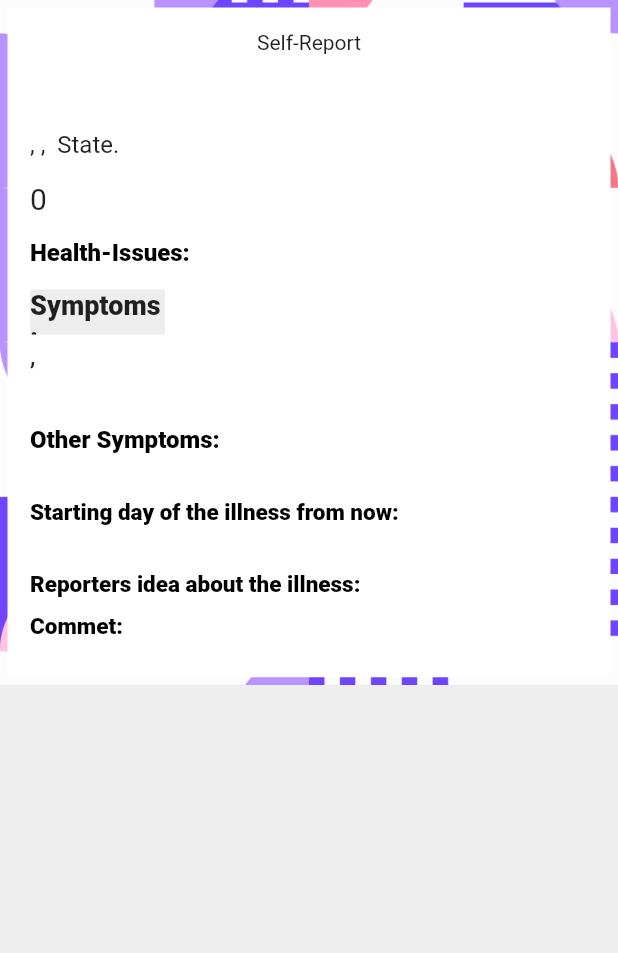
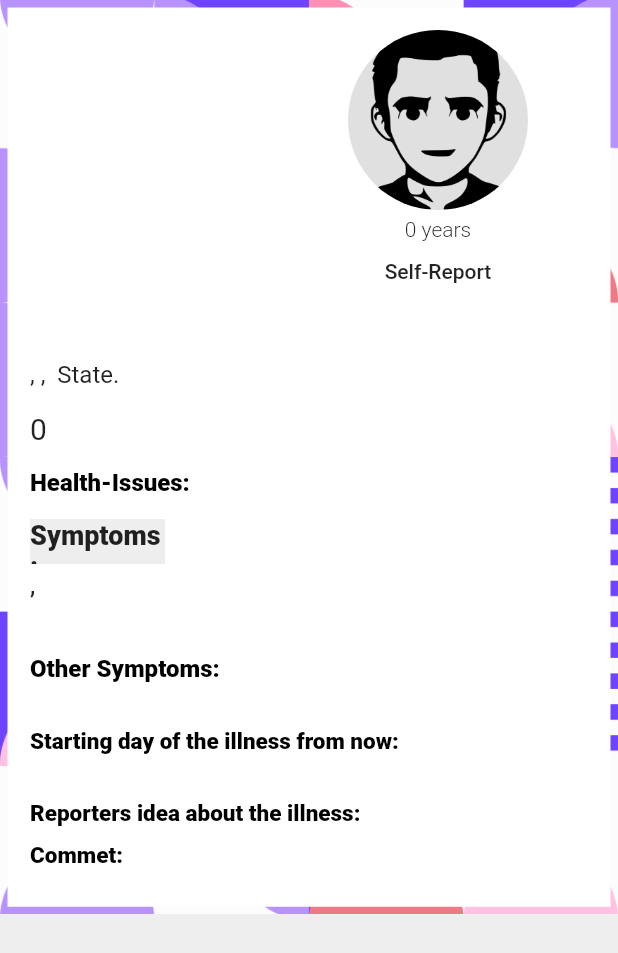
Before and after one commit to jidnation/my-project, a Flutter app: the ReportFullDetails screen opened directly with empty values, on a phone screen of 412 x 824 dp. Shown: the top 953 px of the screen. Run offline on Flutter 3.47's test engine with Material 2 defaults, Android fonts, the phone set to English and light mode, and no system bars; our stand-ins replace carousel_slider, flutter_svg, font_awesome_flutter, sqflite; accounts and stored records are empty.

Commit message:
done with the first detailPage

```diff
--- a/lib/Routes/report_full_detail.dart
+++ b/lib/Routes/report_full_detail.dart
@@ -35,10 +35,38 @@ class _ReportFullDetailsState extends State<ReportFullDetails> {
                 child: Column(
                     crossAxisAlignment: CrossAxisAlignment.start,
                     children: [
-                      const Center(
-                          child: Text('Self-Report',
-                              style: TextStyle(
-                                  fontWeight: FontWeight.w400, fontSize: 14))),
+                      Align(
+                        alignment: Alignment.topRight,
+                        child: Padding(
+                          padding: const EdgeInsets.only(right: 40),
+                          child: Column(
+                            crossAxisAlignment: CrossAxisAlignment.center,
+                            children: [
+                              Container(
+                                  height: 120,
+                                  width: 120,
+                                  decoration: BoxDecoration(
+                                      borderRadius: BorderRadius.circular(60),
+                                      color: Colors.grey.shade300,
+                                      image: DecorationImage(
+                                          image: ('${data.sex}' == 'Female')
+                                              ? const AssetImage(
+                                                  'images/female.png')
+                                              : const AssetImage(
+                                                  'images/male.png')))),
+                              const SizedBox(height: 5),
+                              Text('${data.age} years',
+                                  style: const TextStyle(
+                                      fontWeight: FontWeight.w300)),
+                              const SizedBox(height: 12),
+                              const Text('Self-Report',
+                                  style: TextStyle(
+                                      fontWeight: FontWeight.w500,
+                                      fontSize: 14)),
+                            ],
+                          ),
+                        ),
+                      ),
                       const SizedBox(height: 15),
                       Text('${data.surname} ${data.others}'.toUpperCase(),
                           style: const TextStyle(
```
